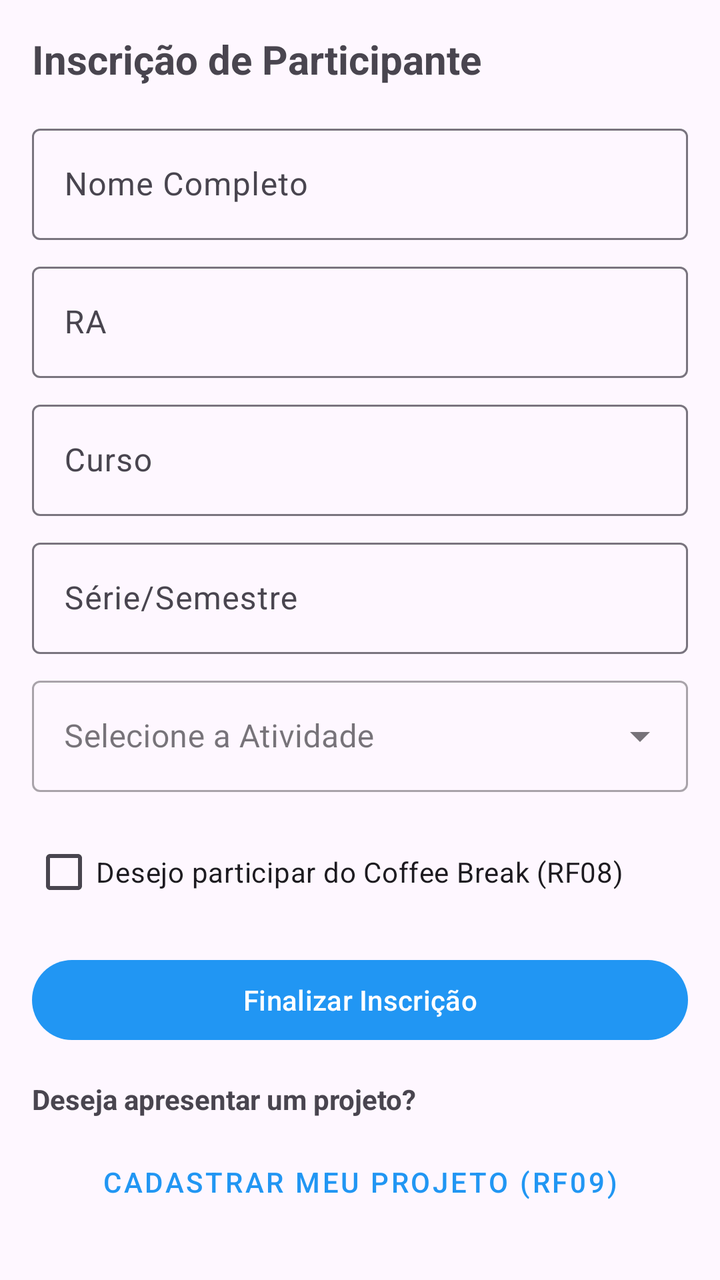
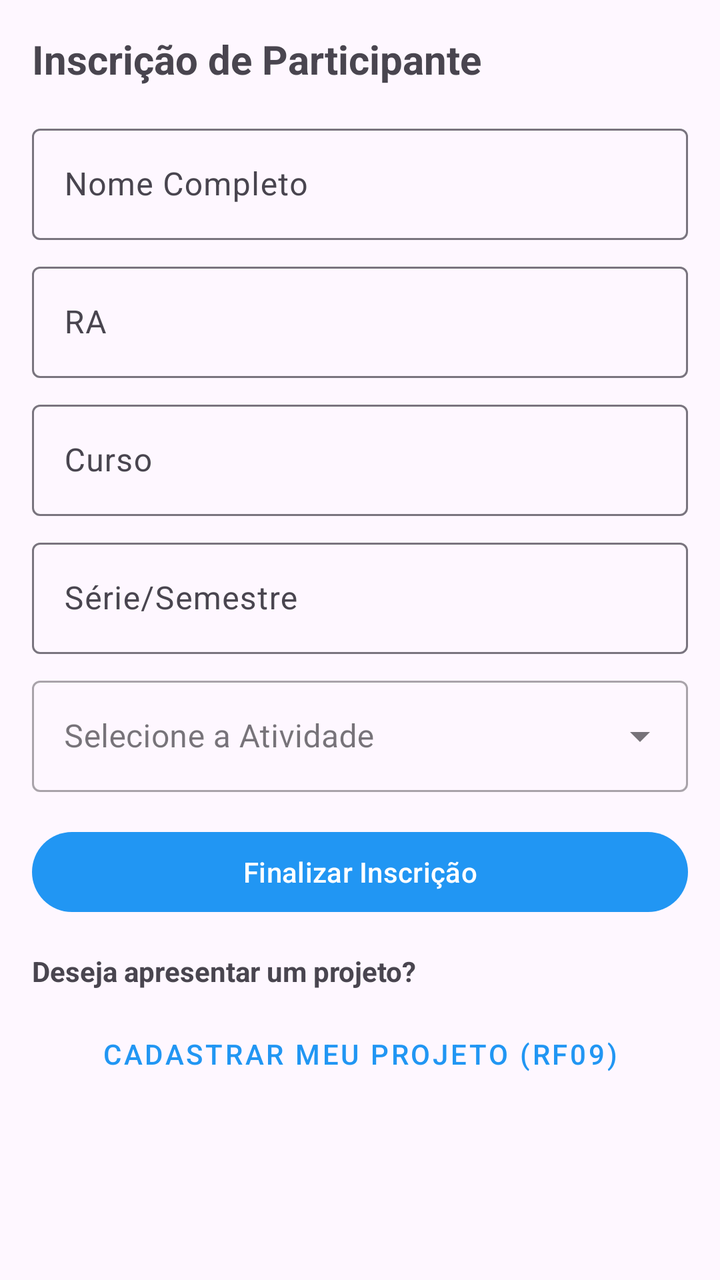

Two renders of the same Android screen: before a commit and after it. Below are the layout's source before the change and the commit's diff.
<!-- AndroidManifest.xml: application theme Theme.EcossistemaMobileWeekTech -->
<!-- res/layout/fragment_registration.xml -->
<?xml version="1.0" encoding="utf-8"?>
<ScrollView xmlns:android="http://schemas.android.com/apk/res/android"
    android:layout_width="match_parent"
    android:layout_height="match_parent"
    android:padding="16dp">

    <LinearLayout
        android:layout_width="match_parent"
        android:layout_height="wrap_content"
        android:orientation="vertical">

        <TextView
            android:layout_width="wrap_content"
            android:layout_height="wrap_content"
            android:text="Inscrição de Participante"
            android:textSize="20sp"
            android:textStyle="bold"
            android:layout_marginBottom="16dp" />

        <com.google.android.material.textfield.TextInputLayout
            android:layout_width="match_parent"
            android:layout_height="wrap_content"
            android:layout_marginBottom="8dp"
            android:hint="Nome Completo">
            <com.google.android.material.textfield.TextInputEditText
                android:id="@+id/editTextName"
                android:layout_width="match_parent"
                android:layout_height="wrap_content" />
        </com.google.android.material.textfield.TextInputLayout>

        <com.google.android.material.textfield.TextInputLayout
            android:layout_width="match_parent"
            android:layout_height="wrap_content"
            android:layout_marginBottom="8dp"
            android:hint="RA">
            <com.google.android.material.textfield.TextInputEditText
                android:id="@+id/editTextRA"
                android:layout_width="match_parent"
                android:layout_height="wrap_content"
                android:inputType="number" />
        </com.google.android.material.textfield.TextInputLayout>

        <com.google.android.material.textfield.TextInputLayout
            android:layout_width="match_parent"
            android:layout_height="wrap_content"
            android:layout_marginBottom="8dp"
            android:hint="Curso">
            <com.google.android.material.textfield.TextInputEditText
                android:id="@+id/editTextCourse"
                android:layout_width="match_parent"
                android:layout_height="wrap_content" />
        </com.google.android.material.textfield.TextInputLayout>

        <com.google.android.material.textfield.TextInputLayout
            android:layout_width="match_parent"
            android:layout_height="wrap_content"
            android:layout_marginBottom="8dp"
            android:hint="Série/Semestre">
            <com.google.android.material.textfield.TextInputEditText
                android:id="@+id/editTextSeries"
                android:layout_width="match_parent"
                android:layout_height="wrap_content" />
        </com.google.android.material.textfield.TextInputLayout>

        <com.google.android.material.textfield.TextInputLayout
            style="@style/Widget.MaterialComponents.TextInputLayout.OutlinedBox.ExposedDropdownMenu"
            android:layout_width="match_parent"
            android:layout_height="wrap_content"
            android:layout_marginBottom="16dp"
            android:hint="Selecione a Atividade">

            <AutoCompleteTextView
                android:id="@+id/autoCompleteEvent"
                android:layout_width="match_parent"
                android:layout_height="wrap_content"
                android:inputType="none" />
        </com.google.android.material.textfield.TextInputLayout>

        <CheckBox
            android:id="@+id/checkBoxCoffee"
            android:layout_width="wrap_content"
            android:layout_height="wrap_content"
            android:text="Desejo participar do Coffee Break (RF08)"
            android:layout_marginBottom="16dp" />

        <Button
            android:id="@+id/buttonRegister"
            android:layout_width="match_parent"
            android:layout_height="wrap_content"
            android:layout_marginBottom="16dp"
            android:text="Finalizar Inscrição" />

        <TextView
            android:layout_width="wrap_content"
            android:layout_height="wrap_content"
            android:text="Deseja apresentar um projeto?"
            android:textStyle="bold"
            android:layout_marginBottom="8dp"/>

        <Button
            android:id="@+id/btnGoToProject"
            style="@style/Widget.MaterialComponents.Button.TextButton"
            android:layout_width="match_parent"
            android:layout_height="wrap_content"
            android:text="Cadastrar meu Projeto (RF09)" />

    </LinearLayout>
</ScrollView>
<!-- resources referenced by this layout -->
<resources>
  <style name="Theme.EcossistemaMobileWeekTech" parent="Base.Theme.EcossistemaMobileWeekTech" />
  <style name="Base.Theme.EcossistemaMobileWeekTech" parent="Theme.Material3.DayNight.NoActionBar">
          
          <item name="colorPrimary">@color/primary</item>
          <item name="colorPrimaryVariant">@color/primary_dark</item>
          <item name="colorOnPrimary">@color/white</item>
          
          <item name="colorSecondary">@color/primary</item>
          <item name="colorSecondaryVariant">@color/primary_dark</item>
          <item name="colorOnSecondary">@color/white</item>
          
          <item name="android:statusBarColor">@color/primary_dark</item>
      </style>
  <color name="primary">#2196F3</color>
  <color name="primary_dark">#1976D2</color>
  <color name="white">#FFFFFFFF</color>
</resources>

<!-- the commit's change to res/layout/fragment_registration.xml (unified diff, before → after) -->
@@ -81,7 +81,8 @@
             android:layout_width="wrap_content"
             android:layout_height="wrap_content"
             android:text="Desejo participar do Coffee Break (RF08)"
-            android:layout_marginBottom="16dp" />
+            android:layout_marginBottom="16dp"
+            android:visibility="gone" />
 
         <Button
             android:id="@+id/buttonRegister"
